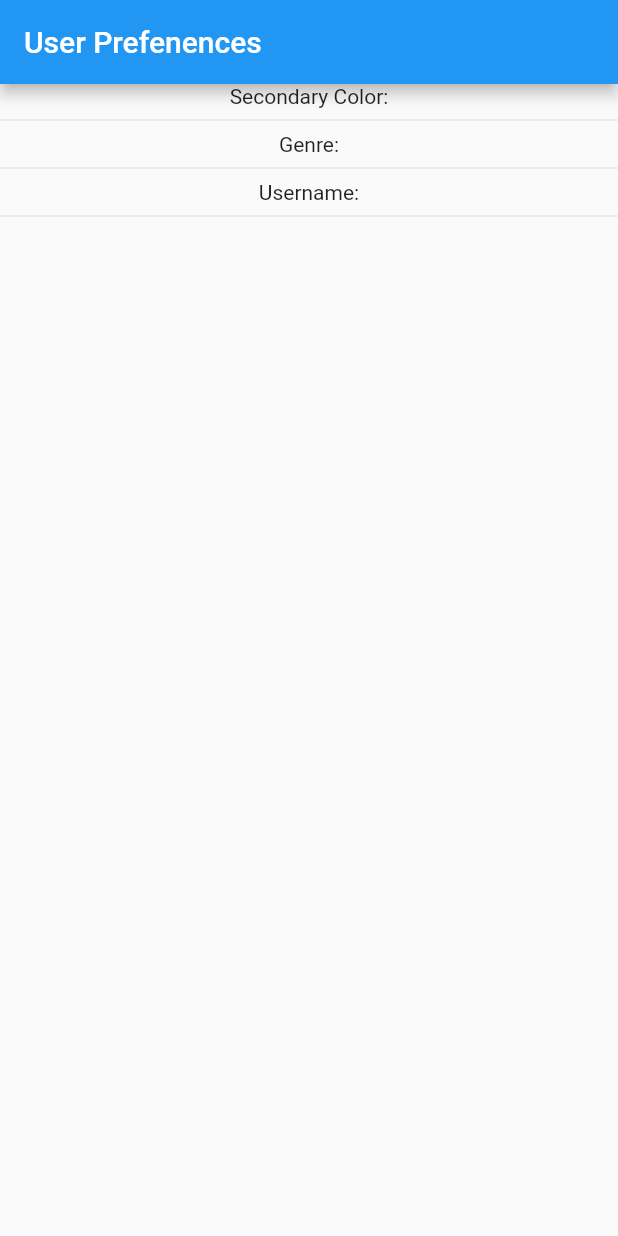
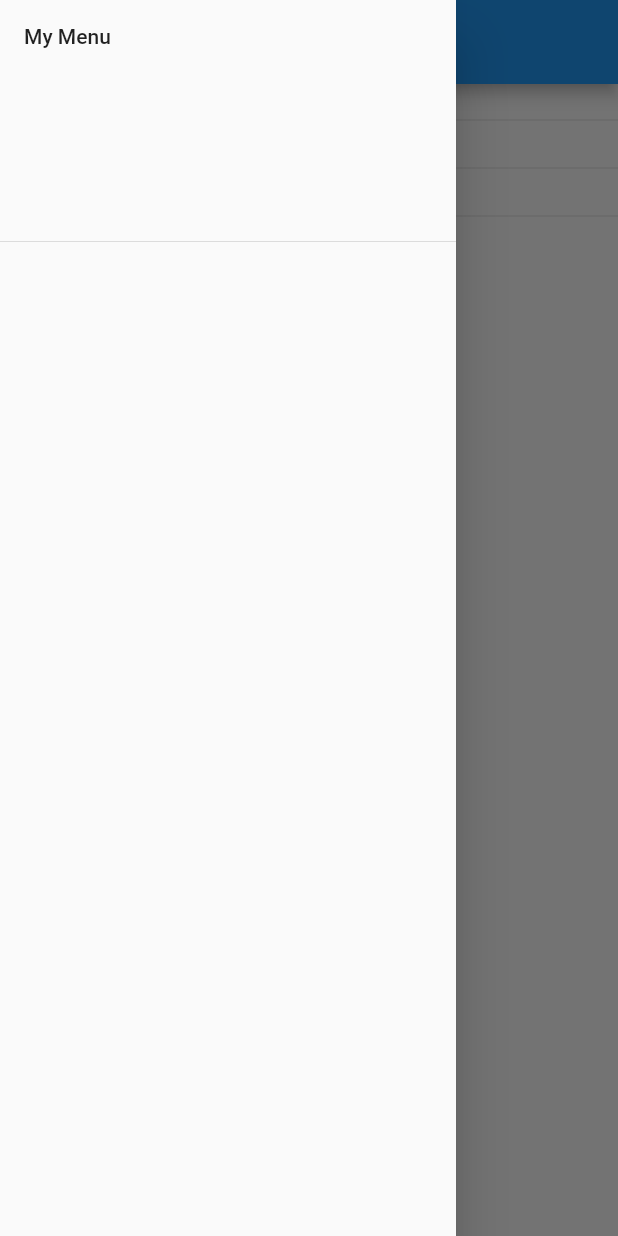
Before and after one commit to JordiDeSanta/User-Preferences, a Flutter app: the screen it shows after launch, with the side drawer open (before the commit the screen has no drawer), on a phone screen of 412 x 824 dp. Run offline on Flutter 3.47's test engine with Material 2 defaults, Android fonts, the phone set to English and light mode, and no system bars.

Commit message:
Doing my first drawer menu

```diff
--- a/lib/src/pages/home_page.dart
+++ b/lib/src/pages/home_page.dart
@@ -1,5 +1,6 @@
 import 'package:flutter/material.dart';
 import 'package:flutter/services.dart';
+import 'package:userprefs/src/pages/settings_page.dart';
 
 class HomePage extends StatelessWidget {
   const HomePage({Key key}) : super(key: key);
@@ -27,7 +28,21 @@ class HomePage extends StatelessWidget {
             Text('Username:'),
             Divider(),
           ],
-          )),
+        ),
+        drawer: _createMenu(),
+      ),
+    );
+  }
+
+  Drawer _createMenu() {
+    return Drawer(
+      child: ListView(
+        children: [
+          DrawerHeader(
+            child: Text('My Menu'),
+          ),
+        ],
+      ),
     );
   }
 }
--- a/pubspec.yaml
+++ b/pubspec.yaml
@@ -45,8 +45,8 @@ flutter:
   uses-material-design: true
 
   # To add assets to your application, add an assets section, like this:
-  # assets:
-  #   - images/a_dot_burr.jpeg
+  assets:
+    - assets/img/
   #   - images/a_dot_ham.jpeg
 
   # An image asset can refer to one or more resolution-specific "variants", see
```
Also changed, not shown: assets/img/menu-img.jpg (added). Lines whose indentation alone changed are shown as unchanged.
